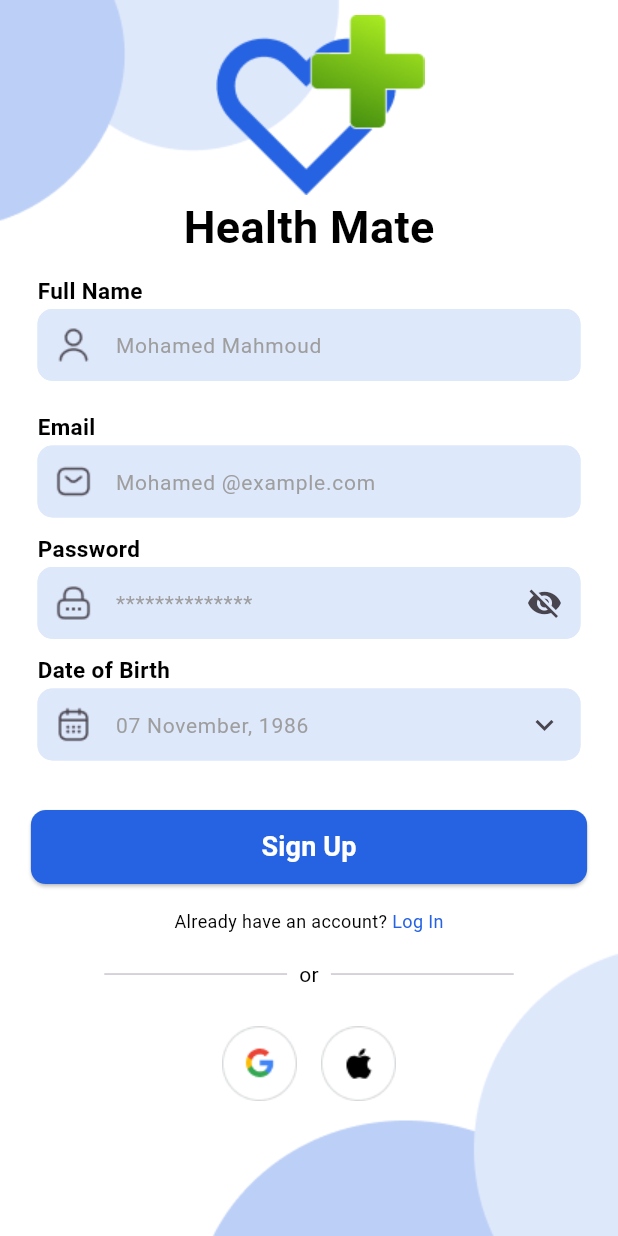
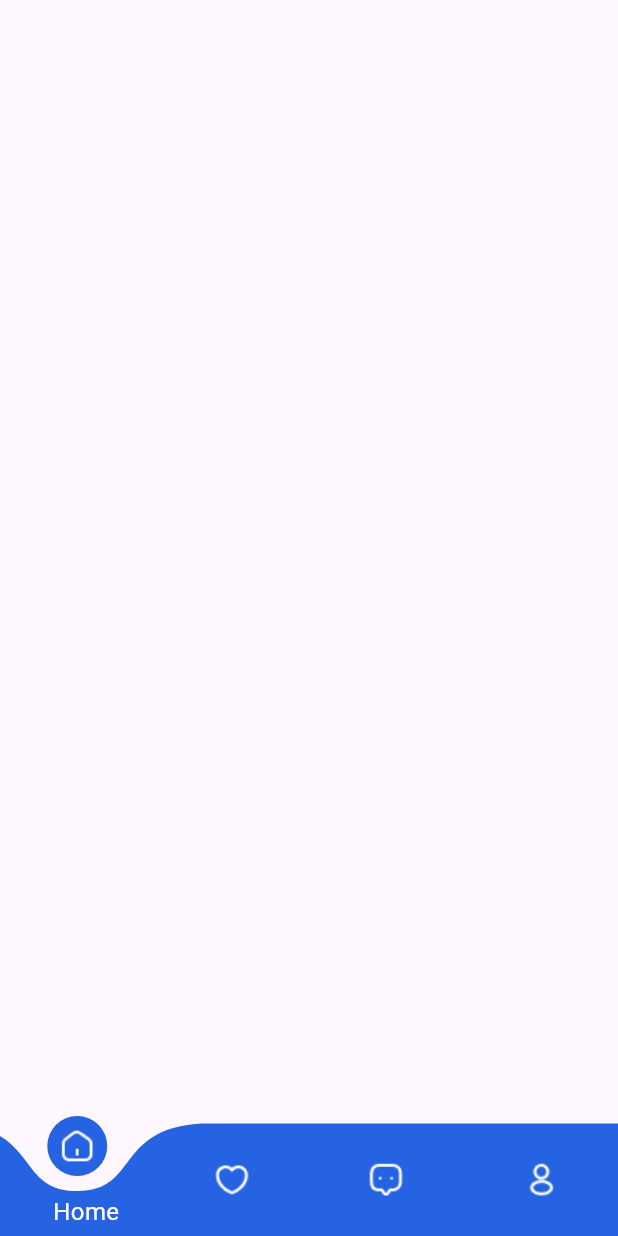
Before and after one commit to Eslamadelelkhouly/Hospital-management-system, a Flutter app: the SignUpScreen screen opened by its route, after a tap on "Sign Up", on a phone screen of 412 x 824 dp. Run offline on Flutter 3.47's test engine with Material 3 defaults, Android fonts, the phone set to English and light mode, and no system bars; drawn by our look-alikes of curved_navigation_bar; our stand-ins replace flutter_animate, go_router, google_fonts, shared_preferences, smooth_page_indicator; accounts and stored records are empty.

Commit message:
finish bottom navigation bar

```diff
--- a/Applications/healthmate/lib/constant.dart
+++ b/Applications/healthmate/lib/constant.dart
@@ -12,6 +12,10 @@ const header = 'assets/images/header.png';
 const Ksplashscreendoctor = 'onboardingscreen';
 const googleicon2 = 'assets/images/googleicon2.png';
 const appleicon2 = 'assets/images/appleicon2.png';
+const homeicon = 'assets/images/home-2.png';
+const hearticon = 'assets/images/heart.png';
+const messageicon = 'assets/images/message.png';
+const profileicon = 'assets/images/profile.png';
 
 class onBoarding {
   final String title;
--- a/Applications/healthmate/lib/core/utils/router_screens.dart
+++ b/Applications/healthmate/lib/core/utils/router_screens.dart
@@ -4,6 +4,7 @@ import 'package:healthmate/features/Auth/presentation/views/forget_password_scre
 import 'package:healthmate/features/Auth/presentation/views/sign_in_screen.dart';
 import 'package:healthmate/features/Auth/presentation/views/sign_up_screen.dart';
 import 'package:healthmate/features/Auth/presentation/views/verification_screen.dart';
+import 'package:healthmate/features/home/presentation/views/home_screen.dart';
 import 'package:healthmate/features/splash/presentation/views/splash_init_screen.dart';
 import 'package:healthmate/features/splash/presentation/views/splash_screen.dart';
 import 'package:healthmate/features/splash/presentation/views/splash_screen_doctor.dart';
@@ -18,6 +19,7 @@ abstract class Routing {
   static const kforgetpassword = '/kforgetpassword';
   static const kverificationemail = '/kverificationemail';
   static const kchangepassword = '/kchangepassowrd';
+  static const khomescreen = '/khomescreen';
   static final router = GoRouter(
     routes: [
       GoRoute(
@@ -52,6 +54,10 @@ abstract class Routing {
         path: kchangepassword,
         builder: (context, state) => const ChangePasswordScreen(),
       ),
+      GoRoute(
+        path: khomescreen,
+        builder: (context, state) => const HomeScreen(),
+      ),
     ],
   );
 }
--- a/Applications/healthmate/lib/core/utils/style.dart
+++ b/Applications/healthmate/lib/core/utils/style.dart
@@ -15,6 +15,11 @@ abstract class StylingSystem {
   static TextStyle textStyle24bold = GoogleFonts.ibmPlexSansArabic(
     fontSize: 24,
     fontWeight: FontWeight.w700,
+    color: Colors.black,
+  );
+  static TextStyle textStyle24Medium = GoogleFonts.ibmPlexSansArabic(
+    fontSize: 24,
+    fontWeight: FontWeight.w500,
     color: Colors.black,
   );
   static TextStyle textStyleSubtitles2 = GoogleFonts.ibmPlexSansArabic(
--- a/Applications/healthmate/lib/features/Auth/presentation/views/widgets/custom_form_sign_up.dart
+++ b/Applications/healthmate/lib/features/Auth/presentation/views/widgets/custom_form_sign_up.dart
@@ -1,6 +1,8 @@
 import 'package:flutter/material.dart';
+import 'package:go_router/go_router.dart';
 import 'package:healthmate/constant.dart';
 import 'package:healthmate/core/utils/color_style.dart';
+import 'package:healthmate/core/utils/router_screens.dart';
 import 'package:healthmate/features/Auth/presentation/views/widgets/custom_or_divider.dart';
 import 'package:healthmate/features/Auth/presentation/views/widgets/custom_password_text_field.dart';
 import 'package:healthmate/features/Auth/presentation/views/widgets/custom_social_media_icons.dart';
@@ -55,7 +57,9 @@ class CustomFormSignUp extends StatelessWidget {
               height: height * 0.02,
             ),
             CustomButton(
-              onPressed: () {},
+              onPressed: () {
+                GoRouter.of(context).push(Routing.khomescreen);
+              },
               text: 'Sign Up',
               width: width * 0.90,
               height: height * 0.06,
--- /dev/null
+++ b/Applications/healthmate/lib/features/favoruits/presentation/views/favourits_screen.dart
@@ -0,0 +1,10 @@
+import 'package:flutter/material.dart';
+
+class FavouritsScreen extends StatelessWidget {
+  const FavouritsScreen({super.key});
+
+  @override
+  Widget build(BuildContext context) {
+    return Container();
+  }
+}
--- /dev/null
+++ b/Applications/healthmate/lib/features/home/presentation/views/home_screen.dart
@@ -0,0 +1,88 @@
+import 'package:curved_navigation_bar/curved_navigation_bar.dart';
+import 'package:flutter/material.dart';
+import 'package:healthmate/constant.dart';
+import 'package:healthmate/core/utils/color_style.dart';
+import 'package:healthmate/core/utils/style.dart';
+import 'package:healthmate/features/favoruits/presentation/views/favourits_screen.dart';
+import 'package:healthmate/features/home/presentation/views/widgets/home_screen_body.dart';
+import 'package:healthmate/features/message/presentation/views/message_screen.dart';
+import 'package:healthmate/features/personal/presentation/views/personal_screen.dart';
+
+class HomeScreen extends StatefulWidget {
+  const HomeScreen({super.key});
+
+  @override
+  State<HomeScreen> createState() => _HomeScreenState();
+}
+
+class _HomeScreenState extends State<HomeScreen> {
+  int index = 0;
+  final GlobalKey<CurvedNavigationBarState> _bottomNavigationKey = GlobalKey();
+  final List<Widget> _pages = [
+    HomeScreenBody(),
+    FavouritsScreen(),
+    MessageScreen(),
+    PersonalScreen(),
+  ];
+
+  final List<String> _labels = ["Home", "Favorites", "Messages", "Profile"];
+  final List<String> _icons = [
+    homeicon,
+    hearticon,
+    messageicon,
+    profileicon,
+  ];
+
+  @override
+  Widget build(BuildContext context) {
+    return Scaffold(
+      body: _pages[index],
+      bottomNavigationBar: Stack(
+        alignment: Alignment.bottomCenter,
+        children: [
+          CurvedNavigationBar(
+            key: _bottomNavigationKey,
+            index: index,
+            height: 75,
+            items: List.generate(_icons.length, (i) {
+              return ImageIcon(
+                AssetImage(_icons[i]),
+                color: Colors.white, // Icons inside bar
+              );
+            }),
+            color: ColorSystem.kPrimaryColor,
+            backgroundColor: Colors.transparent,
+            buttonBackgroundColor: ColorSystem.kPrimaryColor,
+            animationCurve: Curves.easeInOut,
+            animationDuration: const Duration(milliseconds: 600),
+            onTap: (selectedIndex) {
+              setState(() {
+                index = selectedIndex;
+              });
+            },
+            letIndexChange: (index) => true,
+          ),
+          Positioned(
+            bottom: 5, // Adjust text position
+            left: 0,
+            right: 0,
+            child: Row(
+              mainAxisAlignment: MainAxisAlignment.spaceEvenly,
+              children: List.generate(_labels.length, (i) {
+                return Center(
+                  child: Text(
+                    textAlign: TextAlign.center,
+                    _labels[i],
+                    style: StylingSystem.textStyle16Medium.copyWith(
+                      color: index == i ? Colors.white : Colors.transparent,
+                    ),
+                  ),
+                );
+              }),
+            ),
+          ),
+        ],
+      ),
+    );
+  }
+}
--- /dev/null
+++ b/Applications/healthmate/lib/features/home/presentation/views/widgets/home_screen_body.dart
@@ -0,0 +1,10 @@
+import 'package:flutter/material.dart';
+
+class HomeScreenBody extends StatelessWidget {
+  const HomeScreenBody({super.key});
+
+  @override
+  Widget build(BuildContext context) {
+    return const SizedBox();
+  }
+}
--- /dev/null
+++ b/Applications/healthmate/lib/features/message/presentation/views/message_screen.dart
@@ -0,0 +1,10 @@
+import 'package:flutter/material.dart';
+
+class MessageScreen extends StatelessWidget {
+  const MessageScreen({super.key});
+
+  @override
+  Widget build(BuildContext context) {
+    return  Container();
+  }
+}
--- /dev/null
+++ b/Applications/healthmate/lib/features/personal/presentation/views/personal_screen.dart
@@ -0,0 +1,10 @@
+import 'package:flutter/material.dart';
+
+class PersonalScreen extends StatelessWidget {
+  const PersonalScreen({super.key});
+
+  @override
+  Widget build(BuildContext context) {
+    return Container();
+  }
+}
--- a/Applications/healthmate/pubspec.yaml
+++ b/Applications/healthmate/pubspec.yaml
@@ -47,6 +47,8 @@ dependencies:
   shared_preferences: ^2.5.2
   intl: ^0.20.2
   otp_pin_field: ^1.4.0
+  curved_navigation_bar: ^1.0.6
+  convex_bottom_bar: ^3.2.0
 
 dev_dependencies:
   flutter_launcher_icons: "^0.14.3"
```
Also changed, not shown: Applications/healthmate/assets/images/heart.png (added), Applications/healthmate/assets/images/home-2.png (added), Applications/healthmate/assets/images/message.png (added), Applications/healthmate/assets/images/profile.png (added), Applications/healthmate/pubspec.lock.
